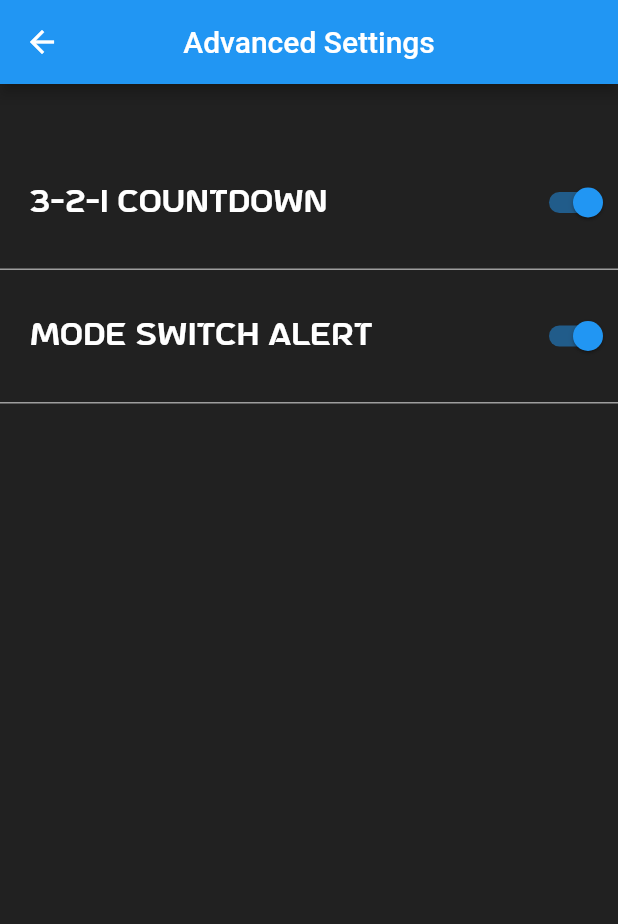
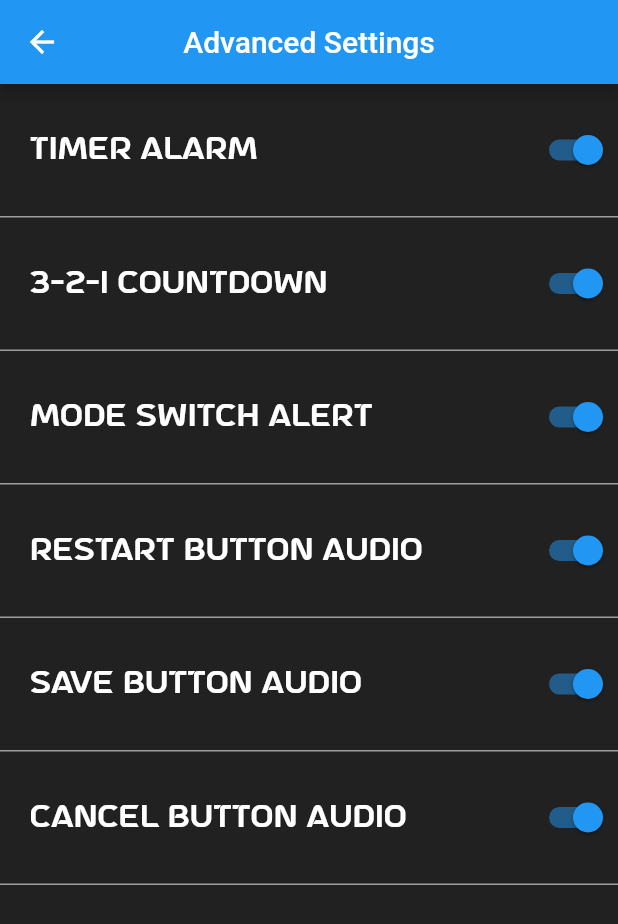
Before and after one commit to Hieroglyphical4/hiit-time, a Flutter app: the AdvancedSettingsMenu screen opened directly, on a phone screen of 412 x 824 dp. Shown: the top 924 px of the screen. Run offline on Flutter 3.47's test engine with Material 2 defaults, Android fonts, the phone set to English and light mode, and no system bars; our stand-ins replace audioplayers, native_device_orientation, wakelock; missing offline and left inert: hiit.time; statements that could not run were skipped.

Commit message:
More Settings | Audio settings widget

```diff
--- a/lib/Config/settings.dart
+++ b/lib/Config/settings.dart
@@ -12,8 +12,12 @@ bool appInDarkMode = true;
 bool appMuted = false;
 
 // Advanced Menu Settings:
+bool timerAlarmEnabled = true;
 bool threeTwoOneCountdownEnabled = true;
 bool modeSwitchAlertEnabled = true;
+bool restartButtonAudioEnabled = true;
+bool saveButtonAudioEnabled = true;
+bool cancelButtonAudioEnabled = true;
 
 
 
--- a/lib/advanced_settings_menu.dart
+++ b/lib/advanced_settings_menu.dart
@@ -14,28 +14,6 @@ class AdvancedSettingsMenu extends StatefulWidget {
 
 class _AdvancedSettingsMenuState extends State<AdvancedSettingsMenu> {
   final _formKey = GlobalKey<FormState>();
-
-  void _on321CountdownChanged(bool value) {
-    setState(() {
-      if (threeTwoOneCountdownEnabled) {
-        threeTwoOneCountdownEnabled = false;
-      } else {
-        threeTwoOneCountdownEnabled = true;
-      }
-
-    });
-  }
-
-  void _onModeSwitchAlertChanged(bool value) {
-    setState(() {
-      if (modeSwitchAlertEnabled) {
-        modeSwitchAlertEnabled = false;
-      } else {
-        modeSwitchAlertEnabled = true;
-      }
-
-    });
-  }
 
   Widget build(BuildContext context) {
     return Scaffold(
@@ -58,10 +36,121 @@ class _AdvancedSettingsMenuState extends State<AdvancedSettingsMenu> {
             child: Flex(
               direction: Axis.vertical,
               children: [
-                Column(
+                AudioSettingsWidget(),
+              ],
+            ),
+          ),
+        ),
+      ),
+    );
+  }
+}
+
+////////////////////////////////////////////
+// Widget for all Audio related Settings
+////////////////////////////////////////////
+class AudioSettingsWidget extends StatefulWidget {
+  @override
+  AudioSettingsWidgetState createState() => AudioSettingsWidgetState();
+}
+
+class AudioSettingsWidgetState extends State<AudioSettingsWidget> {
+  void _onTimerAlarmChanged(bool value) {
+    setState(() {
+      if (timerAlarmEnabled) {
+        timerAlarmEnabled = false;
+      } else {
+        timerAlarmEnabled = true;
+      }
+    });
+  }
+
+  void _on321CountdownChanged(bool value) {
+    setState(() {
+      if (threeTwoOneCountdownEnabled) {
+        threeTwoOneCountdownEnabled = false;
+      } else {
+        threeTwoOneCountdownEnabled = true;
+      }
+    });
+  }
+
+  void _onModeSwitchAlertChanged(bool value) {
+    setState(() {
+      if (modeSwitchAlertEnabled) {
+        modeSwitchAlertEnabled = false;
+      } else {
+        modeSwitchAlertEnabled = true;
+      }
+    });
+  }
+
+  void _onSaveButtonAudioChanged(bool value) {
+    setState(() {
+      if (saveButtonAudioEnabled) {
+        saveButtonAudioEnabled = false;
+      } else {
+        saveButtonAudioEnabled = true;
+      }
+    });
+  }
+
+  void _onCancelButtonAudioChanged(bool value) {
+    setState(() {
+      if (cancelButtonAudioEnabled) {
+        cancelButtonAudioEnabled = false;
+      } else {
+        cancelButtonAudioEnabled = true;
+      }
+    });
+  }
+
+  void _onRestartButtonAudioChanged(bool value) {
+    setState(() {
+      if (restartButtonAudioEnabled) {
+        restartButtonAudioEnabled = false;
+      } else {
+        restartButtonAudioEnabled = true;
+      }
+    });
+  }
+
+  @override
+  Widget build(BuildContext context) {
+    return Column(
       mainAxisAlignment: MainAxisAlignment.spaceBetween,
       children: [
         const SizedBox(height: 20),
+        /////////////////////////////
+        // Timer Alarm Settings
+        /////////////////////////////
+        Row(
+          children: [
+            const SizedBox(width: 20),
+
+            Text('Timer Alarm',
+                style: TextStyle(
+                    color: timerAlarmEnabled
+                        ? primaryColor
+                        : Colors.grey,
+                    fontFamily: 'AstroSpace',
+                    fontSize: 20,
+                    height: 1.1),
+                textAlign: TextAlign.center),
+
+            Spacer(),
+
+            Switch(
+              value: timerAlarmEnabled,
+              onChanged: _onTimerAlarmChanged,
+            ),
+          ],
+        ),
+
+        const SizedBox(height: 20),
+        SizedBox(height: 1, child: Container(color: Colors.grey)),
+        const SizedBox(height: 20),
+
         /////////////////////////////
         // 3-2-1 Countdown Settings
         /////////////////////////////
@@ -122,14 +211,99 @@ class _AdvancedSettingsMenuState extends State<AdvancedSettingsMenu> {
         SizedBox(height: 1, child: Container(color: Colors.grey)),
         const SizedBox(height: 20),
 
+        ////////////////////////
+        // Restart Button Audio
+        ////////////////////////
+        Row(
+          children: [
+            const SizedBox(width: 20),
+
+            Text('Restart Button Audio',
+                style: TextStyle(
+                    color: restartButtonAudioEnabled
+                        ? primaryColor
+                        : Colors.grey,
+                    fontFamily: 'AstroSpace',
+                    fontSize: 20,
+                    height: 1.1),
+                textAlign: TextAlign.center),
+
+            Spacer(),
+
+            Switch(
+              value: restartButtonAudioEnabled,
+              onChanged: _onRestartButtonAudioChanged,
+            ),
+
+          ],
+        ),
+
+        const SizedBox(height: 20),
+        SizedBox(height: 1, child: Container(color: Colors.grey)),
+        const SizedBox(height: 20),
+
+        ///////////////////////
+        // Save Button Audio
+        ///////////////////////
+        Row(
+          children: [
+            const SizedBox(width: 20),
+            Text('Save Button Audio',
+                style: TextStyle(
+                    color: saveButtonAudioEnabled
+                        ? primaryColor
+                        : Colors.grey,
+                    fontFamily: 'AstroSpace',
+                    fontSize: 20,
+                    height: 1.1),
+                textAlign: TextAlign.center),
+
+            Spacer(),
+
+            Switch(
+              value: saveButtonAudioEnabled,
+              onChanged: _onSaveButtonAudioChanged,
+            ),
+          ],
+        ),
+
+        const SizedBox(height: 20),
+        SizedBox(height: 1, child: Container(color: Colors.grey)),
+        const SizedBox(height: 20),
+
+        /////////////////////////
+        // Cancel Button Audio
+        /////////////////////////
+        Row(
+          children: [
+            const SizedBox(width: 20),
+
+            Text('Cancel Button Audio',
+                style: TextStyle(
+                    color: cancelButtonAudioEnabled
+                        ? primaryColor
+                        : Colors.grey,
+                    fontFamily: 'AstroSpace',
+                    fontSize: 20,
+                    height: 1.1),
+                textAlign: TextAlign.center),
+
+            Spacer(),
+
+            Switch(
+              value: cancelButtonAudioEnabled,
+              onChanged: _onCancelButtonAudioChanged,
+            ),
+
+          ],
+        ),
+
+        const SizedBox(height: 20),
+        SizedBox(height: 1, child: Container(color: Colors.grey)),
+        const SizedBox(height: 20),
+
         const SizedBox(height: 500),
       ],
-                )
-              ],
-            ),
-          ),
-        ),
-      ),
     );
   }
 }
--- a/lib/main.dart
+++ b/lib/main.dart
@@ -280,7 +280,7 @@ class _MyAppState extends State<MyApp> {
                               _timerButtonRestart = true;
 
                               // Sound the Alarm:
-                              if (!appMuted) {
+                              if (!appMuted && timerAlarmEnabled) {
                                 // _audioPlayer.play(AssetSource('sounds/alarm-beep-beep-1.mp3'));
                                 // _audioPlayer.play(AssetSource('sounds/alarm-standard-1.mp3'));
                                 _audioPlayer.setVolume(setVolume + .1);
@@ -453,7 +453,9 @@ class _MyAppState extends State<MyApp> {
                       onPressed: () => setState(() {
                             HapticFeedback.lightImpact();
                             _audioPlayer.setVolume(setVolume);
-                            !appMuted ? _audioPlayer.play(AssetSource('sounds/Selection1Reversed.mp3')) : null;
+                            if (!appMuted && restartButtonAudioEnabled) {
+                              _audioPlayer.play(AssetSource('sounds/Selection1Reversed.mp3'));
+                            }
                             resetTimer();
                           }),
                       style: ElevatedButton.styleFrom(
```
Also changed, not shown: lib/settings_menu.dart (+27 -25 lines). Lines whose indentation alone changed are shown as unchanged.
